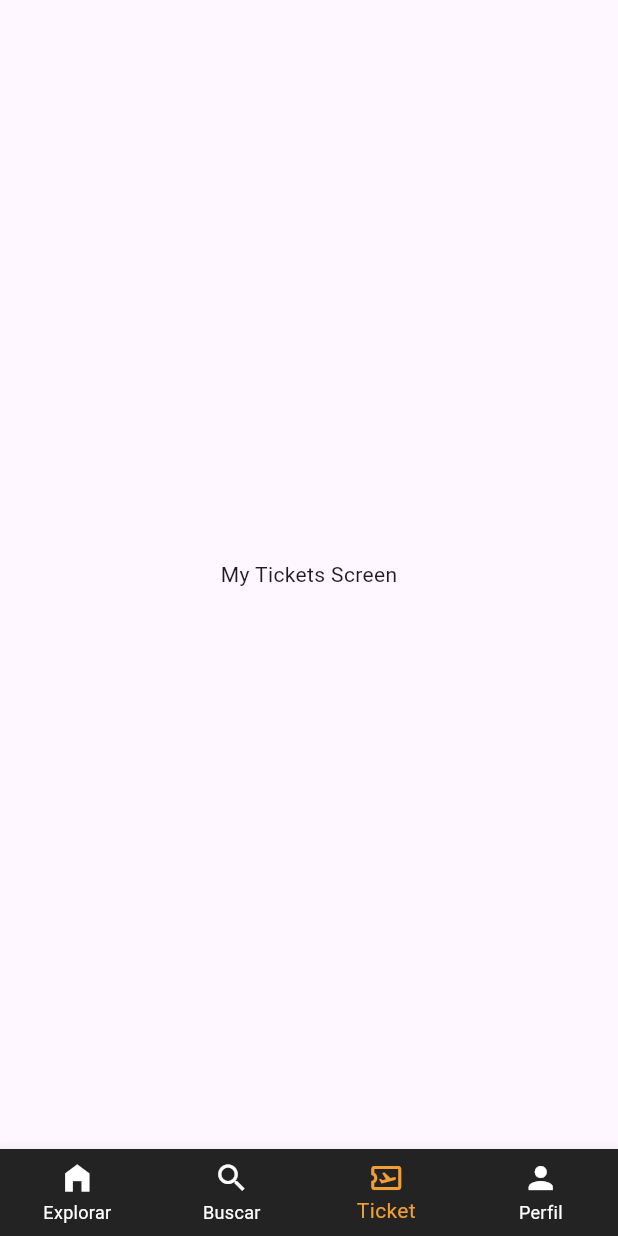
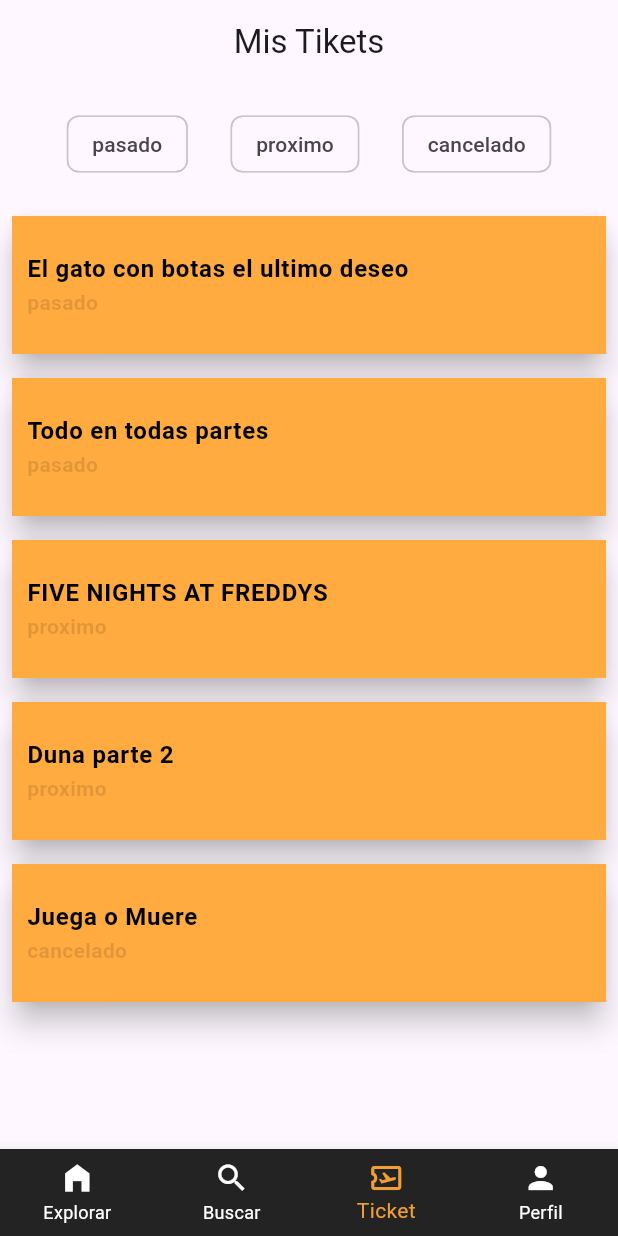
Before and after one commit to WX61-TuCine/Frontend-Flutter, a Flutter app: the screen it shows after launch, item 3 of the bottom bar chosen, on a phone screen of 412 x 824 dp. Run offline on Flutter 3.47's test engine with Material 2 defaults, Android fonts, the phone set to English and light mode, and no system bars; our stand-ins replace go_router.

Commit message:
add filter for tikets

```diff
--- /dev/null
+++ b/lib/presentation/screens/tickets/movie_info_element.dart
@@ -0,0 +1,20 @@
+class MovieTiket {
+  final String name;
+  final String nameCine;
+  final String state;
+  final String address;
+  MovieTiket({
+    required this.name,
+    required this.nameCine,
+    required this.state,
+    required this.address
+});
+}
+
+final List<MovieTiket> moviesList = [
+  MovieTiket(name: 'El gato con botas el ultimo deseo', nameCine: 'AUTOCINE LIMAPARK', state: 'pasado', address: 'San Miguel 15088'),
+  MovieTiket(name: 'Todo en todas partes', nameCine: 'CINECAFE CINE & CINE', state: 'pasado', address: 'Puerto Boyaca 155201'),
+  MovieTiket(name: 'FIVE NIGHTS AT FREDDYS', nameCine: 'CINECLUB COSTALIRA', state: 'proximo', address: 'Av. Los Mares'),
+  MovieTiket(name: 'Duna parte 2', nameCine: 'CINECLUB COSTALIRA', state: 'proximo', address: 'Av. Los Mares'),
+  MovieTiket(name: 'Juega o Muere', nameCine: 'CINECLUB COSTALIRA', state: 'cancelado', address: 'Av. Los Mares')
+];
--- a/lib/presentation/screens/tickets/my_tickets_screen.dart
+++ b/lib/presentation/screens/tickets/my_tickets_screen.dart
@@ -1,4 +1,6 @@
 import 'package:flutter/material.dart';
+
+import 'movie_info_element.dart';
 
 class MyTicketsScreen extends StatefulWidget {
   const MyTicketsScreen({super.key});
@@ -8,10 +10,66 @@ class MyTicketsScreen extends StatefulWidget {
 }
 
 class _MyTicketsScreenState extends State<MyTicketsScreen> {
+  final List<String> states = [
+    'pasado',
+    'proximo',
+    'cancelado'
+  ];
+  List<String> selectedStates = [];
+
   @override
   Widget build(BuildContext context) {
-    return const Center(
-      child: Text('My Tickets Screen'),
+    final filterMovies = moviesList.where((movieTiket){
+      return selectedStates.isEmpty || selectedStates.contains(movieTiket.state);
+    }).toList();
+    return Scaffold(
+      appBar: AppBar(
+        title: const Text('Mis Tikets'),
+        centerTitle: true,
+      ),
+      body: Column(
+        children: [
+          Container(
+            padding: const EdgeInsets.all(8.0),
+            margin: const EdgeInsets.all(8.0),
+            child: Row(
+              mainAxisAlignment: MainAxisAlignment.spaceEvenly,
+              children: states
+                  .map(
+                    (state) => FilterChip(
+                        label: Text(state),
+                        selected: selectedStates.contains(state),
+                        onSelected: (selected){
+                          setState(() {
+                            if(selected){
+                              selectedStates.add(state);
+                            }else{
+                              selectedStates.remove(state);
+                            }
+                          });
+                        }),
+              ).toList(),
+            ),
+          ),
+          Expanded(child: ListView.builder(
+              itemCount:filterMovies.length,
+              itemBuilder: (context, index){
+                final movieTiket = filterMovies[index];
+                return Card(
+                  elevation: 8.0,
+                  margin: const EdgeInsets.all(8.0),
+                  child: Container(
+                    decoration: const BoxDecoration(color: Colors.orangeAccent),
+                    child: ListTile(
+                      contentPadding: const EdgeInsets.symmetric(horizontal: 10, vertical: 10),
+                      title: Text(movieTiket.name, style: const TextStyle(color: Colors.black, fontWeight: FontWeight.bold),),
+                      subtitle: Text(movieTiket.state, style: const TextStyle(color: Colors.black12, fontWeight: FontWeight.bold),),
+                    ),
+                  ),
+                );
+          }),)
+        ],
+      ),
     );
   }
 }
```
